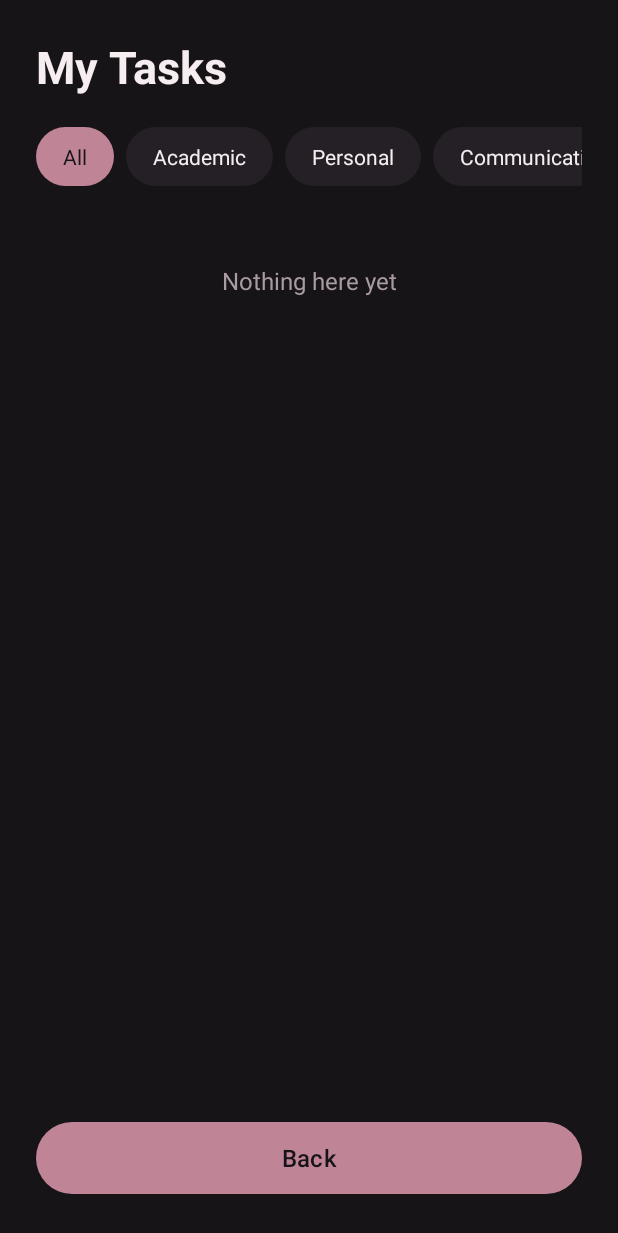
After one commit to fatima03-az/UNSAID, an Android app: the TasksActivity screen opened directly, with no data from a screen before it, on a phone screen of 412 x 824 dp. The commit adds this screen. Shown: the top 1233 px of the screen. Run offline under Robolectric (Android 15) with nearby library versions, the phone set to English and light mode, and no system bars; our stand-ins replace Room's generated code.

Commit message:
Add My Tasks screen

```diff
--- a/app/src/main/AndroidManifest.xml
+++ b/app/src/main/AndroidManifest.xml
@@ -25,6 +25,10 @@
             android:name=".ReviewActivity"
             android:exported="false"
             android:windowSoftInputMode="adjustResize" />
+        <activity
+            android:name=".TasksActivity"
+            android:exported="false"
+            android:windowSoftInputMode="adjustResize" />
     </application>
 
 </manifest>
--- a/app/src/main/java/com/fatima/unsaid/ReviewActivity.java
+++ b/app/src/main/java/com/fatima/unsaid/ReviewActivity.java
@@ -42,10 +42,8 @@ public class ReviewActivity extends AppCompatActivity {
         }
         AppDatabase.getInstance(this).taskDao().insertAll(tasks);
         Toast.makeText(this, tasks.size() + " items saved", Toast.LENGTH_SHORT).show();
+        startActivity(new Intent(this, TasksActivity.class));
+        finish();
 
-        Intent home = new Intent(this, MainActivity.class);
-        home.addFlags(Intent.FLAG_ACTIVITY_CLEAR_TOP);
-        startActivity(home);
-        finish();
     }
 }
--- /dev/null
+++ b/app/src/main/java/com/fatima/unsaid/TasksActivity.java
@@ -0,0 +1,134 @@
+package com.fatima.unsaid;
+
+import android.graphics.Color;
+import android.graphics.Paint;
+import android.graphics.drawable.GradientDrawable;
+import android.os.Bundle;
+import android.view.View;
+import android.widget.CheckBox;
+import android.widget.LinearLayout;
+import android.widget.TextView;
+import androidx.appcompat.app.AppCompatActivity;
+import androidx.core.content.ContextCompat;
+import java.util.List;
+
+public class TasksActivity extends AppCompatActivity {
+
+    LinearLayout chipRow, taskList;
+    TextView tvEmpty;
+    String selected = "All";
+    String[] categories = {"All", "Academic", "Personal", "Communication", "Work", "Health"};
+
+    @Override
+    protected void onCreate(Bundle savedInstanceState) {
+        super.onCreate(savedInstanceState);
+        setContentView(R.layout.activity_tasks);
+
+        chipRow = findViewById(R.id.chipRow);
+        taskList = findViewById(R.id.taskList);
+        tvEmpty = findViewById(R.id.tvEmpty);
+
+        findViewById(R.id.btnBack).setOnClickListener(v -> finish());
+        buildChips();
+    }
+
+    @Override
+    protected void onResume() {
+        super.onResume();
+        loadTasks();
+    }
+
+    private int dp(int value) {
+        return (int) (value * getResources().getDisplayMetrics().density);
+    }
+
+    private void buildChips() {
+        chipRow.removeAllViews();
+        int accent = ContextCompat.getColor(this, R.color.unsaid_accent);
+        int surface = ContextCompat.getColor(this, R.color.unsaid_surface);
+        int text = ContextCompat.getColor(this, R.color.unsaid_text);
+        int background = ContextCompat.getColor(this, R.color.unsaid_background);
+
+        for (String c : categories) {
+            boolean isSelected = c.equals(selected);
+            TextView chip = new TextView(this);
+            chip.setText(c);
+            chip.setTextSize(14);
+            chip.setPadding(dp(18), dp(10), dp(18), dp(10));
+            chip.setTextColor(isSelected ? background : text);
+
+            GradientDrawable bg = new GradientDrawable();
+            bg.setCornerRadius(dp(20));
+            bg.setColor(isSelected ? accent : surface);
+            chip.setBackground(bg);
+
+            LinearLayout.LayoutParams lp = new LinearLayout.LayoutParams(
+                    LinearLayout.LayoutParams.WRAP_CONTENT,
+                    LinearLayout.LayoutParams.WRAP_CONTENT);
+            lp.setMarginEnd(dp(8));
+            chip.setLayoutParams(lp);
+
+            chip.setOnClickListener(v -> {
+                selected = c;
+                buildChips();
+                loadTasks();
+            });
+            chipRow.addView(chip);
+        }
+    }
+
+    private void loadTasks() {
+        TaskDao dao = AppDatabase.getInstance(this).taskDao();
+        List<Task> all = dao.getAll();
+        taskList.removeAllViews();
+        int count = 0;
+
+        for (Task t : all) {
+            if (!selected.equals("All") && !t.category.equals(selected)) continue;
+            count++;
+
+            View card = getLayoutInflater().inflate(R.layout.item_my_task, taskList, false);
+            TextView tvTitle = card.findViewById(R.id.tvTitle);
+            TextView tvInfo = card.findViewById(R.id.tvInfo);
+            TextView tvDot = card.findViewById(R.id.tvDot);
+            TextView tvDelete = card.findViewById(R.id.tvDelete);
+            CheckBox cbDone = card.findViewById(R.id.cbDone);
+
+            tvTitle.setText(t.title);
+            tvInfo.setText(t.getSummary());
+            tvDot.setTextColor(ContextCompat.getColor(this, priorityColor(t.priority)));
+
+            cbDone.setChecked(t.done);
+            applyDoneStyle(tvTitle, t.done);
+            cbDone.setOnCheckedChangeListener((button, checked) -> {
+                t.done = checked;
+                dao.update(t);
+                applyDoneStyle(tvTitle, checked);
+            });
+
+            tvDelete.setOnClickListener(v -> {
+                dao.delete(t);
+                loadTasks();
+            });
+
+            taskList.addView(card);
+        }
+        tvEmpty.setVisibility(count == 0 ? View.VISIBLE : View.GONE);
+    }
+
+    private void applyDoneStyle(TextView tv, boolean done) {
+        if (done) {
+            tv.setPaintFlags(tv.getPaintFlags() | Paint.STRIKE_THRU_TEXT_FLAG);
+            tv.setAlpha(0.5f);
+        } else {
+            tv.setPaintFlags(tv.getPaintFlags() & ~Paint.STRIKE_THRU_TEXT_FLAG);
+            tv.setAlpha(1f);
+        }
+    }
+
+    private int priorityColor(String priority) {
+        if (priority.equals("High")) return R.color.priority_high;
+        if (priority.equals("Medium")) return R.color.priority_medium;
+        return R.color.priority_low;
+    }
+}
--- /dev/null
+++ b/app/src/main/res/layout/activity_tasks.xml
@@ -0,0 +1,69 @@
+<?xml version="1.0" encoding="utf-8"?>
+<LinearLayout xmlns:android="http://schemas.android.com/apk/res/android"
+    xmlns:app="http://schemas.android.com/apk/res-auto"
+    android:layout_width="match_parent"
+    android:layout_height="match_parent"
+    android:background="@color/unsaid_background"
+    android:orientation="vertical"
+    android:padding="24dp">
+
+    <TextView
+        android:layout_width="wrap_content"
+        android:layout_height="wrap_content"
+        android:text="My Tasks"
+        android:textColor="@color/unsaid_text"
+        android:textSize="30sp"
+        android:textStyle="bold" />
+
+    <HorizontalScrollView
+        android:layout_width="match_parent"
+        android:layout_height="wrap_content"
+        android:layout_marginTop="20dp"
+        android:scrollbars="none">
+
+        <LinearLayout
+            android:id="@+id/chipRow"
+            android:layout_width="wrap_content"
+            android:layout_height="wrap_content"
+            android:orientation="horizontal" />
+    </HorizontalScrollView>
+
+    <ScrollView
+        android:layout_width="match_parent"
+        android:layout_height="0dp"
+        android:layout_marginTop="20dp"
+        android:layout_weight="1">
+
+        <LinearLayout
+            android:layout_width="match_parent"
+            android:layout_height="wrap_content"
+            android:orientation="vertical">
+
+            <LinearLayout
+                android:id="@+id/taskList"
+                android:layout_width="match_parent"
+                android:layout_height="wrap_content"
+                android:orientation="vertical" />
+
+            <TextView
+                android:id="@+id/tvEmpty"
+                android:layout_width="match_parent"
+                android:layout_height="wrap_content"
+                android:gravity="center"
+                android:padding="32dp"
+                android:text="Nothing here yet"
+                android:textColor="@color/unsaid_text_secondary"
+                android:textSize="16sp"
+                android:visibility="gone" />
+        </LinearLayout>
+    </ScrollView>
+
+    <com.google.android.material.button.MaterialButton
+        android:id="@+id/btnBack"
+        android:layout_width="match_parent"
+        android:layout_height="56dp"
+        android:layout_marginTop="16dp"
+        android:text="Back"
+        android:textSize="16sp"
+        app:cornerRadius="28dp" />
+</LinearLayout>
```
Also changed, not shown: app/src/main/java/com/fatima/unsaid/MainActivity.java (+22 -0 lines), app/src/main/res/layout/item_my_task.xml (added, +66 -0 lines).
